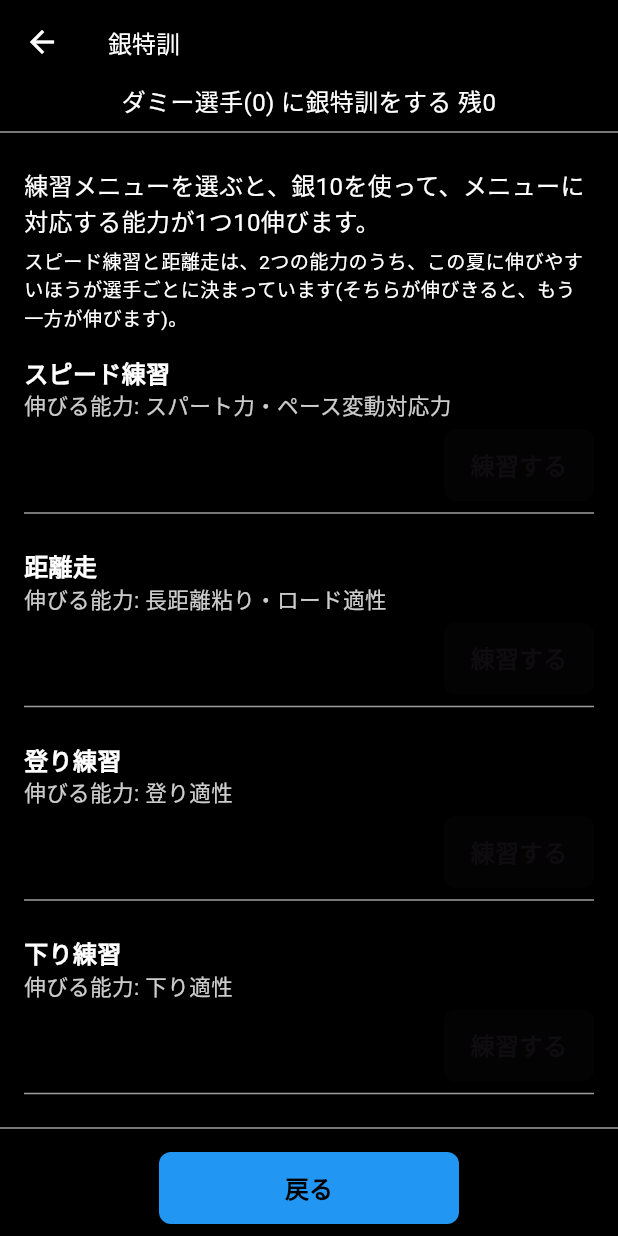
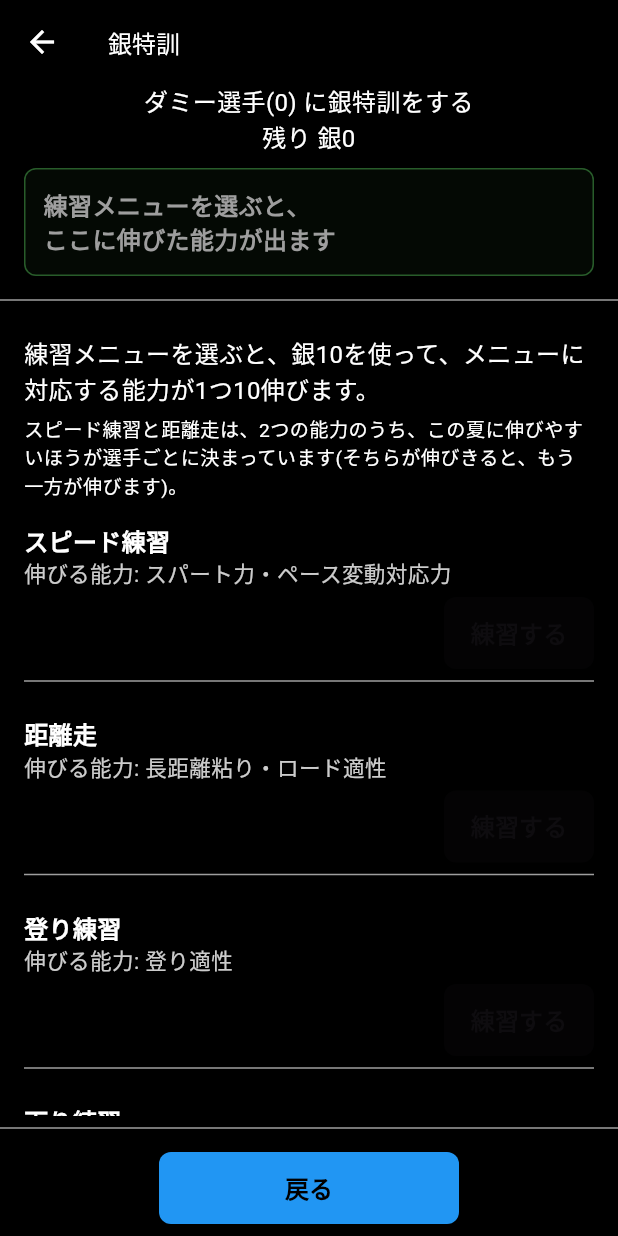
Before and after one commit to shin-tomura/ekidenss, a Flutter app: the ModalTokkunSilver screen opened directly, on a phone screen of 412 x 824 dp. Run offline on Flutter 3.47's test engine with Material 3 defaults, Android fonts, the phone set to English and light mode, and no system bars; our stand-ins replace auto_size_text, csv, file_picker, fl_chart, hive, hive_flutter and 6 more; missing offline and left inert: mobile_scanner, two_dimensional_scrollables; accounts and stored records are empty.

Commit message:
1.9.1test: 銀特訓の画面で、連打してもメニューの位置がずれないようにした(伸びた能力のお知らせの枠を最初から2行分の高さで出す・入らない行は縮める、伸びきったらボタンの文字を変える、銀の残りを別の行にする)
Co-Authored-By: Claude Opus 5.5 <noreply@anthropic.com>
Claude-Session: https://claude.ai/code/session_01XqK5nLJT5668dGdZQ2r22p

```diff
--- a/lib/screens/senshu_screen.dart
+++ b/lib/screens/senshu_screen.dart
@@ -1093,7 +1093,9 @@ class ModalTokkunSilver extends StatefulWidget {
 
 class _ModalTokkunSilverState extends State<ModalTokkunSilver> {
   /// 直前の銀特訓で伸びた能力のお知らせ(1.9.1)
-  String _kekka = '';
+  /// 1行目は選手、2行目は伸びた能力。まだ練習していないときは空で、案内の文を出す
+  String _kekkaSenshu = '';
+  String _kekkaNouryoku = '';
 
   /// 能力の値が見えるか(見抜く力。番号は gin_tokkun_menu.dart と同じ)
   bool _mieru(Ghensuu currentGhensuu, int bangou) {
@@ -1114,12 +1116,64 @@ class _ModalTokkunSilverState extends State<ModalTokkunSilver> {
     final int ato = ginTokkunNouryokuAtai(senshu, bangou);
     setState(() {
       currentGhensuu.silverballsuu -= 10;
-      _kekka = _mieru(currentGhensuu, bangou)
-          ? '${senshu.name}選手の$meiが伸びた！(${ato - 10}→$ato)'
-          : '${senshu.name}選手の$meiが伸びた！';
+      _kekkaSenshu = '${senshu.name}選手';
+      _kekkaNouryoku = _mieru(currentGhensuu, bangou)
+          ? '$meiが伸びた！(${ato - 10}→$ato)'
+          : '$meiが伸びた！';
     });
     await currentGhensuu.save(); // Hiveに保存
     await senshu.save(); // Hiveに保存
+  }
+
+  /// 伸びた能力のお知らせの枠(1.9.1)
+  /// 連打してもメニューの位置がずれないように、最初から出しておき、高さはいつも2行分にする
+  /// (2行分の高さは、見えない2行の文字で確保するので、スマホの文字の大きさの設定に合わせて決まる)。
+  /// 1行に入らない行は、その行だけ文字を縮めて1行に収める
+  Widget _kekkaWaku() {
+    final bool mada = _kekkaNouryoku.isEmpty;
+    final TextStyle style = TextStyle(
+      color: mada ? Colors.grey : Colors.greenAccent,
+      fontSize: HENSUU.fontsize_honbun,
+      fontWeight: FontWeight.bold,
+    );
+    Widget gyou(String text) => Expanded(
+      child: FittedBox(
+        fit: BoxFit.scaleDown,
+        alignment: Alignment.centerLeft,
+        child: Text(text, style: style, maxLines: 1, softWrap: false),
+      ),
+    );
+    return Container(
+      width: double.infinity,
+      padding: const EdgeInsets.all(12.0),
+      margin: const EdgeInsets.symmetric(horizontal: 16.0, vertical: 8.0),
+      decoration: BoxDecoration(
+        color: Colors.green.withOpacity(mada ? 0.05 : 0.15),
+        borderRadius: BorderRadius.circular(8.0),
+        border: Border.all(color: Colors.green.withOpacity(0.5)),
+      ),
+      child: Stack(
+        children: [
+          // 2行分の高さを確保する見えない文字
+          Visibility(
+            visible: false,
+            maintainSize: true,
+            maintainAnimation: true,
+            maintainState: true,
+            child: Text('あ\nあ', style: style),
+          ),
+          Positioned.fill(
+            child: Column(
+              crossAxisAlignment: CrossAxisAlignment.start,
+              children: [
+                gyou(mada ? '練習メニューを選ぶと、' : _kekkaSenshu),
+                gyou(mada ? 'ここに伸びた能力が出ます' : _kekkaNouryoku),
+              ],
+            ),
+          ),
+        ],
+      ),
+    );
   }
 
   /// 銀特訓のメニュー1つ分(1.9.1)
@@ -1161,14 +1215,7 @@ class _ModalTokkunSilverState extends State<ModalTokkunSilver> {
               fontSize: HENSUU.fontsize_honbun * 0.9,
             ),
           ),
-          if (!eraberu)
-            Text(
-              '(伸びきっているので選べません)',
-              style: TextStyle(
-                color: Colors.grey,
-                fontSize: HENSUU.fontsize_honbun * 0.9,
-              ),
-            ),
+          // 伸びきったときは、行を足さずにボタンの文字を変える(連打中にボタンの位置がずれないように)
           const SizedBox(height: 4),
           Align(
             alignment: Alignment.centerRight,
@@ -1188,7 +1235,7 @@ class _ModalTokkunSilverState extends State<ModalTokkunSilver> {
                 padding: const EdgeInsets.all(12.0),
               ),
               child: Text(
-                "練習する",
+                eraberu ? "練習する" : "伸びきった",
                 style: TextStyle(
                   fontSize: HENSUU.fontsize_honbun,
                   fontWeight: FontWeight.bold,
@@ -1296,8 +1343,10 @@ class _ModalTokkunSilverState extends State<ModalTokkunSilver> {
               body: Column(
                 // SwiftUIのVStackに相当
                 children: <Widget>[
+                  // 銀の残りは別の行にする(残りの桁が減って行の折り返しが変わり、
+                  // 連打中にメニューの位置がずれないように。1.9.1)
                   Text(
-                    "${targetSenshu.name}(${targetSenshu.gakunen}) に銀特訓をする 残${currentGhensuu.silverballsuu}",
+                    "${targetSenshu.name}(${targetSenshu.gakunen}) に銀特訓をする",
                     style: TextStyle(
                       color: HENSUU.textcolor,
                       fontSize: HENSUU.fontsize_honbun,
@@ -1305,31 +1354,16 @@ class _ModalTokkunSilverState extends State<ModalTokkunSilver> {
                     ),
                     textAlign: TextAlign.center,
                   ),
+                  Text(
+                    "残り 銀${currentGhensuu.silverballsuu}",
+                    style: TextStyle(
+                      color: HENSUU.textcolor,
+                      fontSize: HENSUU.fontsize_honbun,
+                    ),
+                    textAlign: TextAlign.center,
+                  ),
                   // 伸びた能力のお知らせ(1.9.1)
-                  if (_kekka.isNotEmpty)
-                    Container(
-                      width: double.infinity,
-                      padding: const EdgeInsets.all(12.0),
-                      margin: const EdgeInsets.symmetric(
-                        horizontal: 16.0,
-                        vertical: 8.0,
-                      ),
-                      decoration: BoxDecoration(
-                        color: Colors.green.withOpacity(0.15),
-                        borderRadius: BorderRadius.circular(8.0),
-                        border: Border.all(
-                          color: Colors.green.withOpacity(0.5),
-                        ),
-                      ),
-                      child: Text(
-                        _kekka,
-                        style: TextStyle(
-                          color: Colors.greenAccent,
-                          fontSize: HENSUU.fontsize_honbun,
-                          fontWeight: FontWeight.bold,
-                        ),
-                      ),
-                    ),
+                  _kekkaWaku(),
                   const Divider(color: Colors.grey),
 
                   Expanded(
```
